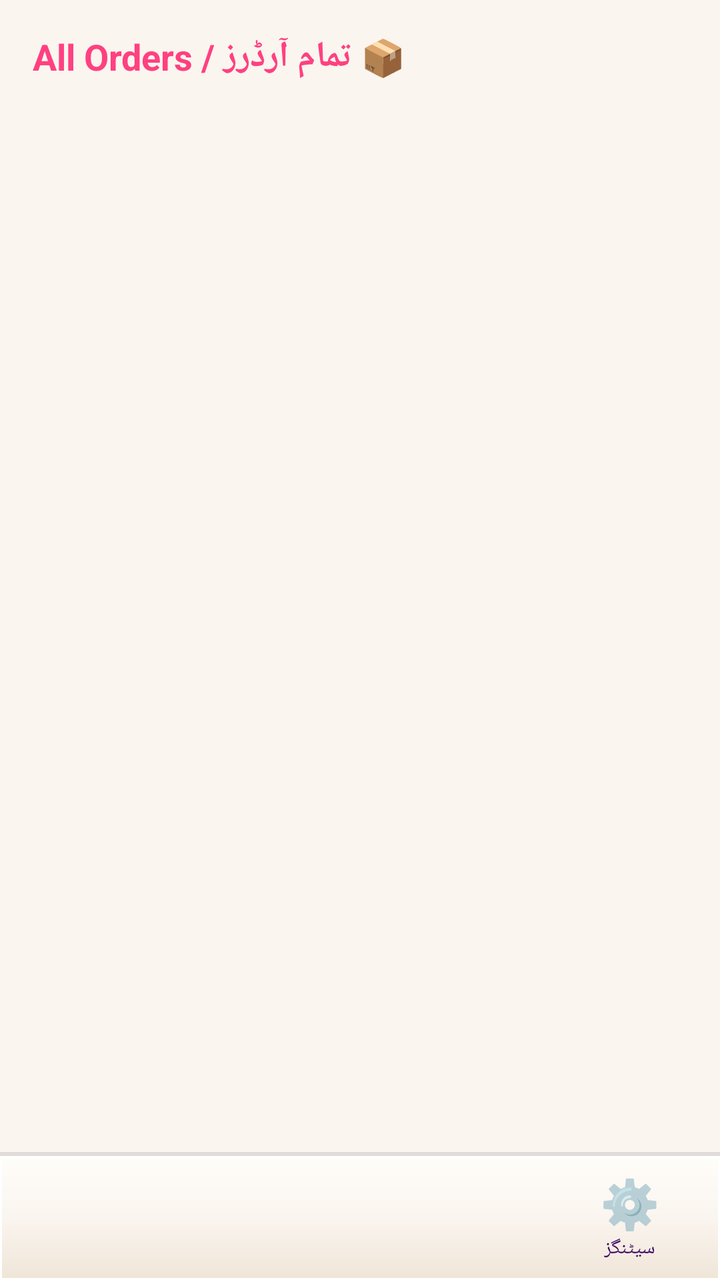
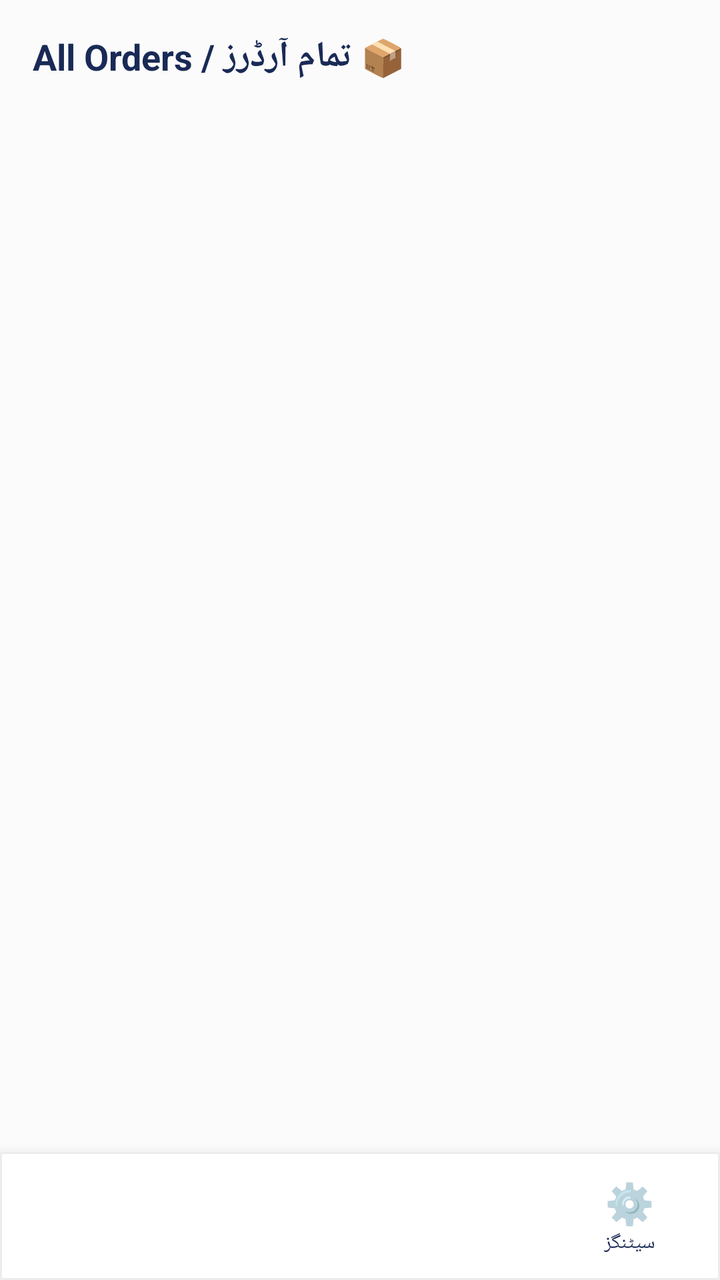

An Android layout rendered at two revisions. The XML below is the earlier revision; the diff shows what the commit changed to produce the second picture.
<!-- AndroidManifest.xml: application theme Theme.SheEmpower -->
<!-- res/layout/activity_admin_orders.xml -->
<?xml version="1.0" encoding="utf-8"?>
<LinearLayout xmlns:android="http://schemas.android.com/apk/res/android"
    android:layout_width="match_parent" android:layout_height="match_parent"
    android:orientation="vertical" android:background="?android:attr/windowBackground">

    <LinearLayout
        android:layout_width="match_parent" android:layout_height="0dp" android:layout_weight="1"
        android:orientation="vertical" android:padding="16dp">

        <TextView android:layout_width="wrap_content" android:layout_height="wrap_content"
            android:text="📦 تمام آرڈرز / All Orders" android:textSize="18sp" android:textStyle="bold"
            android:textColor="#FF4081" android:layout_marginBottom="12dp" />

        <TextView android:id="@+id/tvEmpty"
            android:layout_width="match_parent" android:layout_height="wrap_content"
            android:text="ابھی تک کوئی آرڈر نہیں" android:gravity="center" android:textColor="#888888" android:visibility="gone" />

        <androidx.recyclerview.widget.RecyclerView android:id="@+id/rvOrders"
            android:layout_width="match_parent" android:layout_height="match_parent" />
    </LinearLayout>

    <include layout="@layout/bottom_nav_bar" android:id="@+id/bottomNav" />
</LinearLayout>
<!-- res/layout/bottom_nav_bar.xml (included above) -->
<?xml version="1.0" encoding="utf-8"?>
<LinearLayout
    xmlns:android="http://schemas.android.com/apk/res/android"
    android:id="@+id/bottomNav"
    android:layout_width="match_parent"
    android:layout_height="64dp"
    android:orientation="horizontal"
    android:background="@drawable/bg_skeu_nav"
    android:elevation="12dp">

    
    <LinearLayout
        android:id="@+id/navItem1"
        android:layout_width="0dp"
        android:layout_height="match_parent"
        android:layout_weight="1"
        android:orientation="vertical"
        android:gravity="center"
        android:clickable="true"
        android:focusable="true">

        <TextView
            android:id="@+id/navIcon1"
            android:layout_width="wrap_content"
            android:layout_height="wrap_content"
            android:textSize="20sp"/>

        <TextView
            android:id="@+id/navLabel1"
            android:layout_width="wrap_content"
            android:layout_height="wrap_content"
            android:textSize="10sp"
            android:textColor="@color/lavender_text"/>

    </LinearLayout>

    
    <LinearLayout
        android:id="@+id/navItem2"
        android:layout_width="0dp"
        android:layout_height="match_parent"
        android:layout_weight="1"
        android:orientation="vertical"
        android:gravity="center"
        android:clickable="true"
        android:focusable="true">

        <TextView
            android:id="@+id/navIcon2"
            android:layout_width="wrap_content"
            android:layout_height="wrap_content"
            android:textSize="20sp"/>

        <TextView
            android:id="@+id/navLabel2"
            android:layout_width="wrap_content"
            android:layout_height="wrap_content"
            android:textSize="10sp"
            android:textColor="@color/lavender_text"/>

    </LinearLayout>

    
    <LinearLayout
        android:id="@+id/navItem3"
        android:layout_width="0dp"
        android:layout_height="match_parent"
        android:layout_weight="1"
        android:orientation="vertical"
        android:gravity="center"
        android:clickable="true"
        android:focusable="true">

        <TextView
            android:id="@+id/navIcon3"
            android:layout_width="wrap_content"
            android:layout_height="wrap_content"
            android:textSize="20sp"/>

        <TextView
            android:id="@+id/navLabel3"
            android:layout_width="wrap_content"
            android:layout_height="wrap_content"
            android:textSize="10sp"
            android:textColor="@color/lavender_text"/>

    </LinearLayout>

    
    <LinearLayout
        android:id="@+id/navItem4"
        android:layout_width="0dp"
        android:layout_height="match_parent"
        android:layout_weight="1"
        android:orientation="vertical"
        android:gravity="center"
        android:clickable="true"
        android:focusable="true">

        <TextView
            android:id="@+id/navIcon4"
            android:layout_width="wrap_content"
            android:layout_height="wrap_content"
            android:text="⚙️"
            android:textSize="24sp"/>

        <TextView
            android:id="@+id/navLabel4"
            android:layout_width="wrap_content"
            android:layout_height="wrap_content"
            android:text="سیٹنگز"
            android:textSize="10sp"
            android:textColor="@color/lavender_text"/>

    </LinearLayout>

</LinearLayout>
<!-- resources referenced by this layout -->
<resources>
  <color name="lavender_text">#3B0764</color>
  <!-- drawable bg_skeu_nav (drawable) -->
  <?xml version="1.0" encoding="utf-8"?>
  <layer-list xmlns:android="http://schemas.android.com/apk/res/android">
      
      <item>
          <shape android:shape="rectangle">
              <gradient
                  android:startColor="#202D253B"
                  android:endColor="#00000000"
                  android:angle="270" />
          </shape>
      </item>
      
      <item android:top="2dp">
          <shape android:shape="rectangle">
              <gradient
                  android:startColor="#FFFDF9"
                  android:centerColor="#FAF5EF"
                  android:endColor="#F0E5D8"
                  android:angle="270" />
              <stroke android:width="1dp" android:color="#FFFFFF" />
          </shape>
      </item>
  </layer-list>
  <style name="Theme.SheEmpower" parent="Theme.AppCompat.Light.NoActionBar">
          <item name="colorPrimary">@color/lavender_primary</item>
          <item name="colorPrimaryDark">@color/lavender_dark</item>
          <item name="colorAccent">@color/lavender_primary</item>
          <item name="android:windowBackground">@color/bg_cream</item>
          <item name="android:colorBackground">@color/bg_cream</item>
          <item name="android:textColorPrimary">@color/text_dark</item>
          <item name="android:textColorSecondary">@color/text_gray</item>
      </style>
  <color name="lavender_primary">#7C3AED</color>
  <color name="lavender_dark">#5B21B6</color>
  <color name="bg_cream">#FAF5EF</color>
  <color name="text_dark">#2D253B</color>
  <color name="text_gray">#6B637B</color>
</resources>

<!-- the commit's change to res/layout/activity_admin_orders.xml (unified diff, before → after) -->
@@ -9,7 +9,7 @@
 
         <TextView android:layout_width="wrap_content" android:layout_height="wrap_content"
             android:text="📦 تمام آرڈرز / All Orders" android:textSize="18sp" android:textStyle="bold"
-            android:textColor="#FF4081" android:layout_marginBottom="12dp" />
+            android:textColor="#192A56" android:layout_marginBottom="12dp" />
 
         <TextView android:id="@+id/tvEmpty"
             android:layout_width="match_parent" android:layout_height="wrap_content"
@@ -54,7 +54,7 @@
             android:layout_width="wrap_content"
             android:layout_height="wrap_content"
             android:textSize="10sp"
-            android:textColor="@color/lavender_text"/>
+            android:textColor="@color/text_primary"/>
 
     </LinearLayout>
 
@@ -80,7 +80,7 @@
             android:layout_width="wrap_content"
             android:layout_height="wrap_content"
             android:textSize="10sp"
-            android:textColor="@color/lavender_text"/>
+            android:textColor="@color/text_primary"/>
 
     </LinearLayout>
 
@@ -106,7 +106,7 @@
             android:layout_width="wrap_content"
             android:layout_height="wrap_content"
             android:textSize="10sp"
-            android:textColor="@color/lavender_text"/>
+            android:textColor="@color/text_primary"/>
 
     </LinearLayout>
 
@@ -126,7 +126,7 @@
             android:layout_width="wrap_content"
             android:layout_height="wrap_content"
             android:text="⚙️"
-            android:textSize="24sp"/>
+            android:textSize="20sp"/>
 
         <TextView
             android:id="@+id/navLabel4"
@@ -134,7 +134,7 @@
             android:layout_height="wrap_content"
             android:text="سیٹنگز"
             android:textSize="10sp"
-            android:textColor="@color/lavender_text"/>
+            android:textColor="@color/text_primary"/>
 
     </LinearLayout>
 
<!-- resource entries referenced after the edit -->
@@ -1,43 +1,29 @@
 <!-- resources referenced by this layout -->
 <resources>
-  <color name="lavender_text">#3B0764</color>
+  <color name="text_primary">#192A56</color>
   <!-- drawable bg_skeu_nav (drawable) -->
   <?xml version="1.0" encoding="utf-8"?>
-  <layer-list xmlns:android="http://schemas.android.com/apk/res/android">
-      
-      <item>
-          <shape android:shape="rectangle">
-              <gradient
-                  android:startColor="#202D253B"
-                  android:endColor="#00000000"
-                  android:angle="270" />
-          </shape>
-      </item>
-      
-      <item android:top="2dp">
-          <shape android:shape="rectangle">
-              <gradient
-                  android:startColor="#FFFDF9"
-                  android:centerColor="#FAF5EF"
-                  android:endColor="#F0E5D8"
-                  android:angle="270" />
-              <stroke android:width="1dp" android:color="#FFFFFF" />
-          </shape>
-      </item>
-  </layer-list>
+  <shape xmlns:android="http://schemas.android.com/apk/res/android"
+      android:shape="rectangle">
+      <solid android:color="@color/white" />
+      <stroke android:color="@color/card_border" android:width="1dp" />
+  </shape>
   <style name="Theme.SheEmpower" parent="Theme.AppCompat.Light.NoActionBar">
-          <item name="colorPrimary">@color/lavender_primary</item>
-          <item name="colorPrimaryDark">@color/lavender_dark</item>
-          <item name="colorAccent">@color/lavender_primary</item>
-          <item name="android:windowBackground">@color/bg_cream</item>
-          <item name="android:colorBackground">@color/bg_cream</item>
-          <item name="android:textColorPrimary">@color/text_dark</item>
-          <item name="android:textColorSecondary">@color/text_gray</item>
+          <item name="colorPrimary">@color/primary</item>
+          <item name="colorPrimaryDark">@color/primary_dark</item>
+          <item name="colorAccent">@color/accent</item>
+          <item name="android:windowBackground">@color/background</item>
+          <item name="android:colorBackground">@color/background</item>
+          <item name="android:textColorPrimary">@color/text_primary</item>
+          <item name="android:textColorSecondary">@color/text_secondary</item>
+          <item name="android:statusBarColor">@color/primary_dark</item>
       </style>
-  <color name="lavender_primary">#7C3AED</color>
-  <color name="lavender_dark">#5B21B6</color>
-  <color name="bg_cream">#FAF5EF</color>
-  <color name="text_dark">#2D253B</color>
-  <color name="text_gray">#6B637B</color>
+  <color name="white">#FFFFFF</color>
+  <color name="card_border">#EAECEE</color>
+  <color name="primary">#192A56</color>
+  <color name="primary_dark">#0F1B3D</color>
+  <color name="accent">#F7D794</color>
+  <color name="background">#FCFBFB</color>
+  <color name="text_secondary">#6B7A99</color>
 </resources>
 
